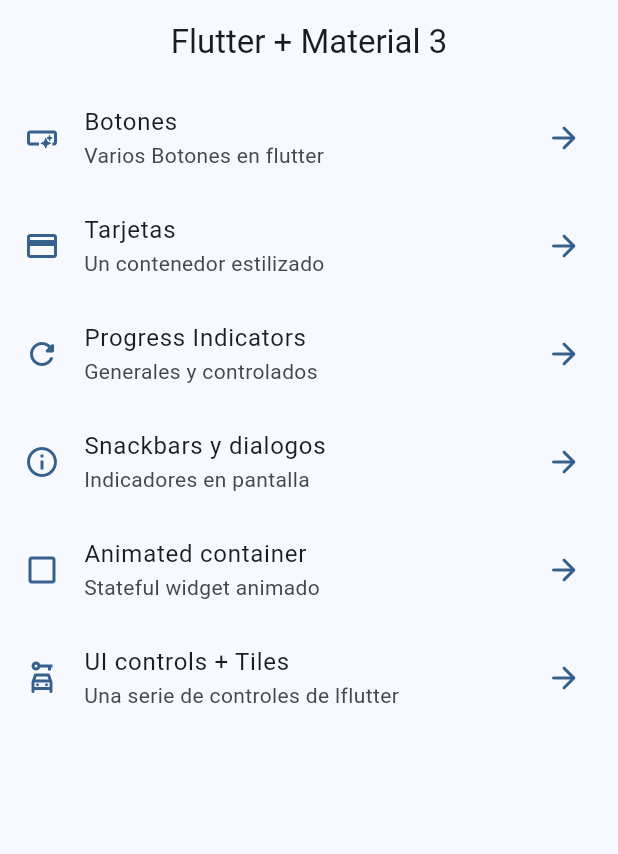
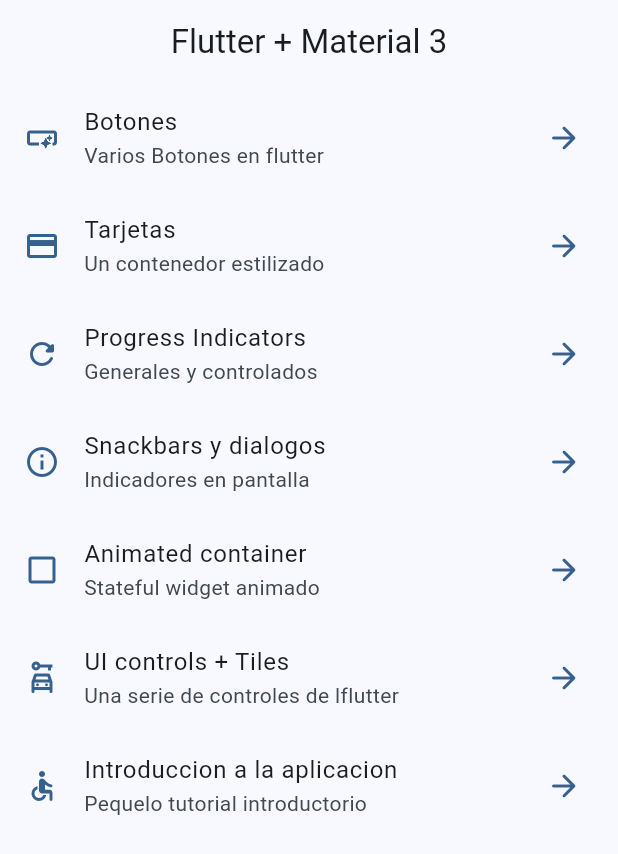
Before and after one commit to oscar1098/flutter_wigets_app, a Flutter app: the screen it shows after launch, on a phone screen of 412 x 824 dp. Shown: the top 854 px of the screen. Run offline on Flutter 3.47's test engine with Material 2 defaults, Android fonts, the phone set to English and light mode, and no system bars; our stand-ins replace go_router.

Commit message:
tutorial screen added

```diff
--- a/lib/config/menu/menu_item.dart
+++ b/lib/config/menu/menu_item.dart
@@ -57,4 +57,10 @@ const appMenuItems = <MenuItem> [
     link: '/ui-controls',
     icon: Icons.car_rental_outlined
   ),
+  MenuItem(
+    title: 'Introduccion a la aplicacion',
+    subtitle: 'Pequelo tutorial introductorio',
+    link: '/tutorial',
+    icon: Icons.accessible_rounded
+  ),
 ];
--- a/lib/config/router/app_router.dart
+++ b/lib/config/router/app_router.dart
@@ -43,5 +43,10 @@ final appRouter = GoRouter(
       name: UiControlScreen.name,
       builder: (context, state) => const UiControlScreen(),
     ),
+    GoRoute(
+      path: '/tutorial',
+      name: AppTutorialScreen.name,
+      builder: (context, state) => const AppTutorialScreen(),
+    ),
   ],
 );
--- a/pubspec.yaml
+++ b/pubspec.yaml
@@ -18,3 +18,6 @@ dev_dependencies:
 
 flutter:
   uses-material-design: true
+
+assets:
+  -assets/images/
```
